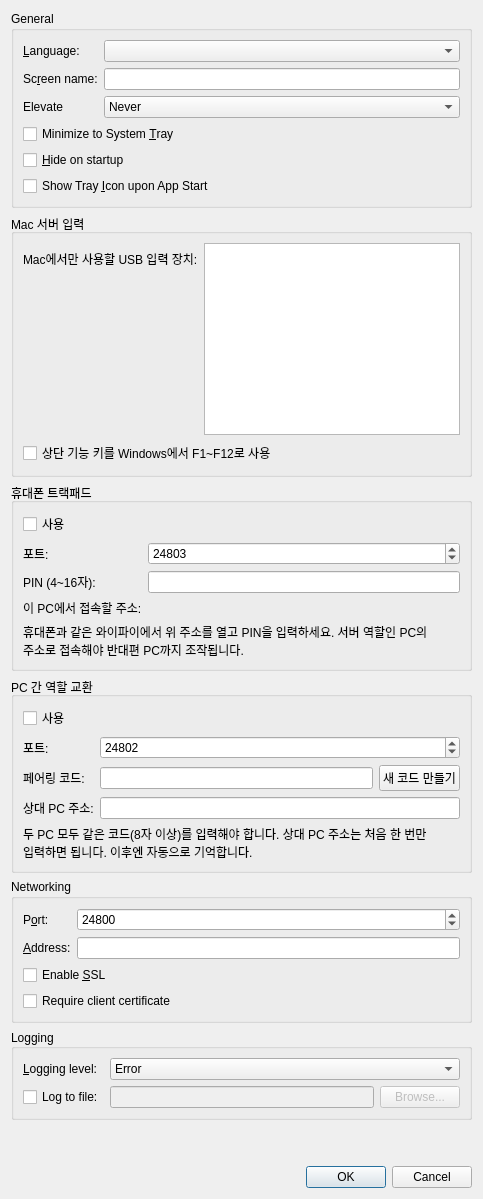
Qt form src/gui/src/SettingsDialog.ui (Craft374/input-leap) before a commit.
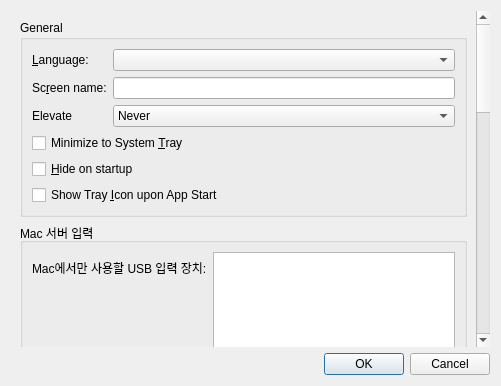
The same form after that commit.

Commit message: fix: 설정창 스크롤, 역할 교환, 서버 IP 자동 설정

Diff of the .ui file:
```diff
--- a/src/gui/src/SettingsDialog.ui
+++ b/src/gui/src/SettingsDialog.ui
@@ -15,6 +15,16 @@
   </property>
   <layout class="QVBoxLayout" name="verticalLayout">
    <item>
+    <widget class="QScrollArea" name="m_pScrollArea">
+     <property name="frameShape">
+      <enum>QFrame::NoFrame</enum>
+     </property>
+     <property name="widgetResizable">
+      <bool>true</bool>
+     </property>
+     <widget class="QWidget" name="m_pScrollContents">
+      <layout class="QVBoxLayout" name="contentsLayout">
+   <item>
     <widget class="QGroupBox" name="m_pGroupGeneral">
      <property name="enabled">
       <bool>true</bool>
@@ -310,7 +320,7 @@
       <item row="4" column="0" colspan="2">
        <widget class="QLabel" name="m_pLabelPeerHint">
         <property name="text">
-         <string>두 PC 모두 같은 코드(8자 이상)를 입력해야 합니다. 상대 PC 주소는 처음 한 번만 입력하면 됩니다. 이후엔 자동으로 기억합니다.</string>
+         <string>두 PC 모두 같은 코드(8자 이상)를 입력해야 합니다. 상대 PC 주소에는 상대 PC 메인 화면에 표시된 IP 주소(예: 192.168.0.12)를 입력하세요. 같은 와이파이에서 자동으로 찾아지면 비워 둬도 되고, 역할을 바꾼 뒤에는 자동으로 기억합니다.</string>
         </property>
         <property name="wordWrap">
          <bool>true</bool>
@@ -501,6 +511,10 @@
       </size>
      </property>
     </spacer>
+   </item>
+      </layout>
+     </widget>
+    </widget>
    </item>
    <item>
     <widget class="QDialogButtonBox" name="buttonBox">
```
The commit also changes 12 other files.
